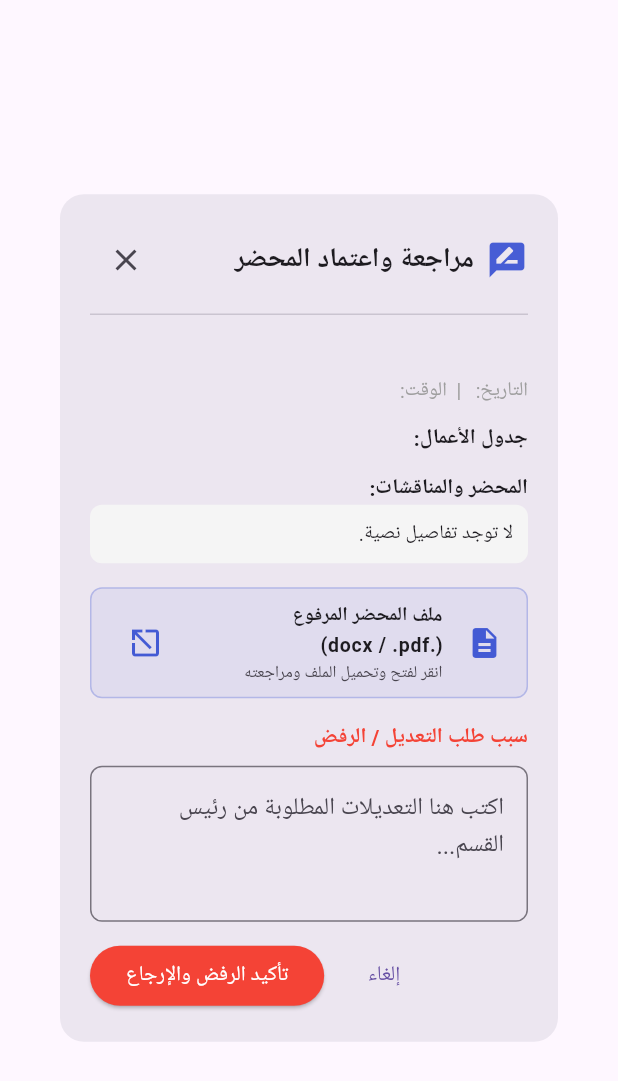
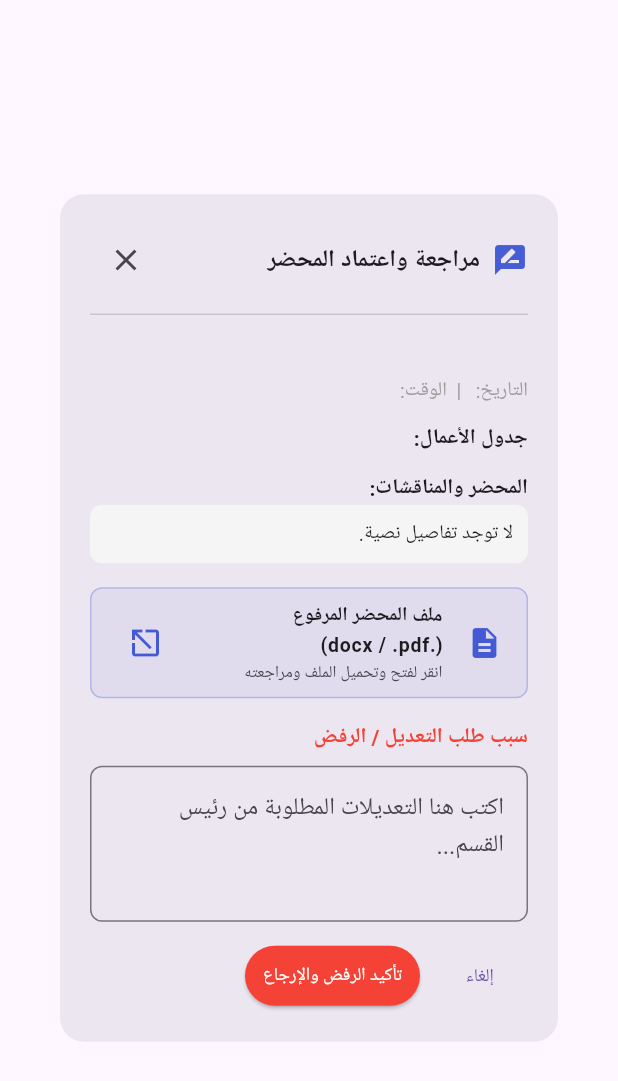
Before and after one commit to yousefalshrgabi/Desktop-graduation-project, a Flutter app: the ReviewMeetingDialog widget shown alone on an empty page, opened directly with empty values, after a tap on "طلب تعديل / رفض", on a phone screen of 412 x 824 dp. Shown: the top 1081 px of the screen. Run offline on Flutter 3.47's test engine with Material 3 defaults, Android fonts, the phone set to English and light mode, and no system bars; our stand-ins replace cloud_firestore, file_picker, firebase_auth, firebase_core, firebase_storage, permission_handler and 3 more; missing offline and left inert: dart:js, excel, file_saver, spreadsheet_decoder; accounts and stored records are empty; Roboto replaces fonts that are missing (Cairo).

Commit message:
feat(meetings): active meeting review, searchable faculty dropdown, push notifications to Firestore, and document generation fixes

```diff
--- a/lib/features/mobile_pages/meetings/review_meeting_dialog.dart
+++ b/lib/features/mobile_pages/meetings/review_meeting_dialog.dart
@@ -95,13 +95,14 @@ class _ReviewMeetingDialogState extends State<ReviewMeetingDialog> {
               children: [
                 Row(
                   children: [
-                    const Icon(Icons.rate_review, color: DesktopColors.primary, size: 28),
+                    const Icon(Icons.rate_review, color: DesktopColors.primary, size: 24),
                     const SizedBox(width: 8),
-                    const Text(
-                      'مراجعة واعتماد المحضر',
-                      style: TextStyle(fontSize: 18, fontWeight: FontWeight.bold, fontFamily: 'Cairo'),
+                    const Expanded(
+                      child: Text(
+                        'مراجعة واعتماد المحضر',
+                        style: TextStyle(fontSize: 16, fontWeight: FontWeight.bold, fontFamily: 'Cairo'),
+                      ),
                     ),
-                    const Spacer(),
                     IconButton(
                       icon: const Icon(Icons.close),
                       onPressed: () => Navigator.pop(context),
@@ -187,8 +188,10 @@ class _ReviewMeetingDialogState extends State<ReviewMeetingDialog> {
                       return const Center(child: CircularProgressIndicator());
                     }
 
-                    return Row(
-                      mainAxisAlignment: MainAxisAlignment.end,
+                    return Wrap(
+                      spacing: 8,
+                      runSpacing: 8,
+                      alignment: WrapAlignment.end,
                       children: [
                         if (!_showRejectInput) ...[
                           OutlinedButton.icon(
@@ -197,18 +200,21 @@ class _ReviewMeetingDialogState extends State<ReviewMeetingDialog> {
                                 _showRejectInput = true;
                               });
                             },
-                            icon: const Icon(Icons.cancel, color: Colors.red),
-                            label: const Text('طلب تعديل / رفض', style: TextStyle(color: Colors.red, fontFamily: 'Cairo')),
-                            style: OutlinedButton.styleFrom(side: const BorderSide(color: Colors.red)),
+                            icon: const Icon(Icons.cancel, color: Colors.red, size: 16),
+                            label: const Text('طلب تعديل / رفض', style: TextStyle(color: Colors.red, fontFamily: 'Cairo', fontSize: 12)),
+                            style: OutlinedButton.styleFrom(
+                              side: const BorderSide(color: Colors.red),
+                              padding: const EdgeInsets.symmetric(horizontal: 10, vertical: 8),
+                            ),
                           ),
-                          const SizedBox(width: 8),
                           ElevatedButton.icon(
                             onPressed: _approve,
-                            icon: const Icon(Icons.check_circle),
-                            label: const Text('اعتماد وموافقة', style: TextStyle(fontFamily: 'Cairo')),
+                            icon: const Icon(Icons.check_circle, size: 16),
+                            label: const Text('اعتماد وموافقة', style: TextStyle(fontFamily: 'Cairo', fontSize: 12)),
                             style: ElevatedButton.styleFrom(
                               backgroundColor: Colors.green,
                               foregroundColor: Colors.white,
+                              padding: const EdgeInsets.symmetric(horizontal: 10, vertical: 8),
                             ),
                           ),
                         ] else ...[
@@ -218,16 +224,16 @@ class _ReviewMeetingDialogState extends State<ReviewMeetingDialog> {
                                 _showRejectInput = false;
                               });
                             },
-                            child: const Text('إلغاء', style: TextStyle(fontFamily: 'Cairo')),
+                            child: const Text('إلغاء', style: TextStyle(fontFamily: 'Cairo', fontSize: 12)),
                           ),
-                          const SizedBox(width: 8),
                           ElevatedButton(
                             onPressed: _reject,
                             style: ElevatedButton.styleFrom(
                               backgroundColor: Colors.red,
                               foregroundColor: Colors.white,
+                              padding: const EdgeInsets.symmetric(horizontal: 12, vertical: 8),
                             ),
-                            child: const Text('تأكيد الرفض والإرجاع', style: TextStyle(fontFamily: 'Cairo')),
+                            child: const Text('تأكيد الرفض والإرجاع', style: TextStyle(fontFamily: 'Cairo', fontSize: 12)),
                           ),
                         ],
                       ],
```
Also changed, not shown: lib/features/mobile_pages/meetings/meetings_list_view.dart (+21 -25 lines), lib/features/mobile_pages/meetings/meetings_viewmodel.dart (+21 -0 lines), lib/features/mobile_pages/meetings/schedule_meeting_view.dart (+99 -9 lines), lib/features/mobile_pages/meetings/write_minutes_view.dart (+4 -3 lines).
